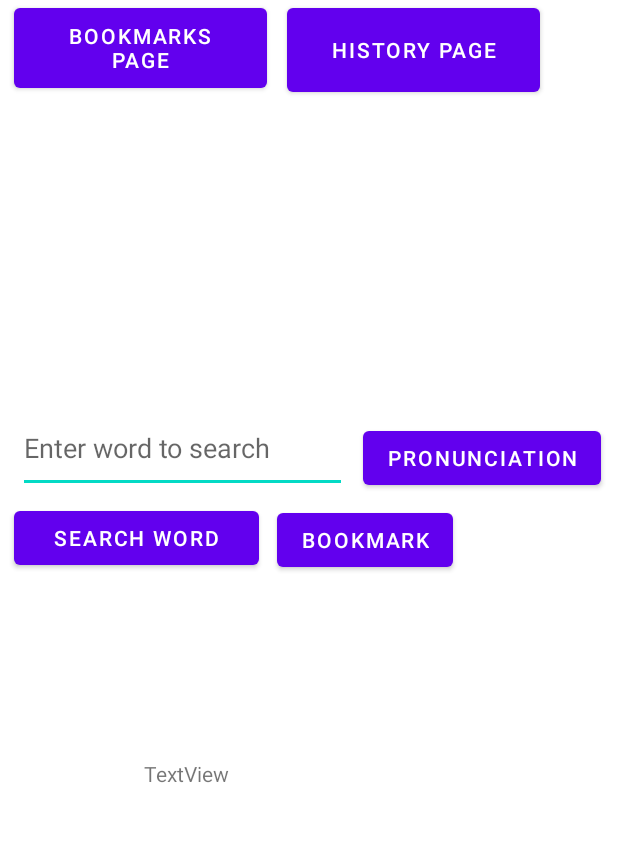
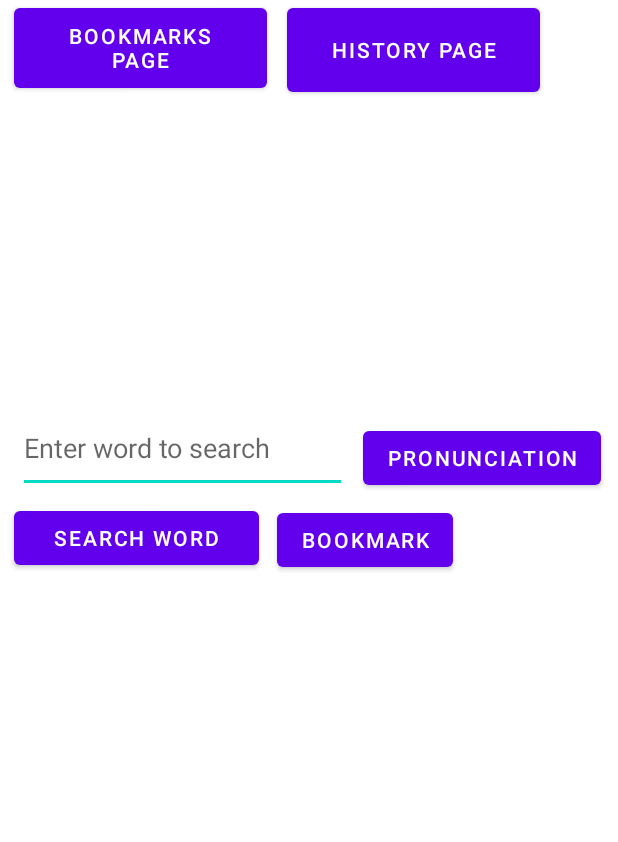
Before and after one commit to ShehanAT/Dictionary-App-Android, an Android app: the screen it shows after launch (MainActivity), on a phone screen of 412 x 824 dp, the part 232-1074 px from its top. Run offline under Robolectric (Android 15) with nearby library versions, the phone set to English and light mode, and no system bars; our stand-ins replace Volley; libraries missing offline, so code that uses them is left out: io.github.jan.supabase.

```diff
--- a/app/build.gradle
+++ b/app/build.gradle
@@ -66,10 +66,8 @@ dependencies {
     implementation 'com.squareup.okhttp3:okhttp:3.6.0'
     implementation 'com.android.volley:volley:1.2.1'
     implementation platform('io.github.jan-tennert.supabase:bom:1.0.0')
-//    implementation 'io.github.jan-tennert.supabase:storage-kt:1.0.0'
     implementation 'io.github.jan-tennert.supabase:postgrest-kt:1.0.0'
     implementation 'io.github.jan-tennert.supabase:gotrue-kt:1.0.0'
-//    implementation 'io.ktor:ktor-client-cio:2.3.0'
     implementation 'io.ktor:ktor-client-android:2.3.0'
     implementation 'androidx.lifecycle:lifecycle-runtime-ktx:2.2.0-alpha02'
     implementation 'org.jetbrains.kotlinx:kotlinx-serialization-json:1.5.1'
--- a/app/src/main/java/com/coding/informer/dictionary_app_v3/RecycleViewHolders.kt
+++ b/app/src/main/java/com/coding/informer/dictionary_app_v3/RecycleViewHolders.kt
@@ -21,7 +21,6 @@ import org.json.JSONObject
 internal class RecyclerViewHolders(itemView: View) : RecyclerView.ViewHolder(itemView),
     View.OnClickListener {
     var wordText: TextView
-    var awardYear: TextView
     var wordAddedDate: TextView
     private val selectedItems = SparseBooleanArray()
     var mRequestQueue : RequestQueue? = null;
@@ -32,7 +31,6 @@ internal class RecyclerViewHolders(itemView: View) : RecyclerView.ViewHolder(ite
     init {
         itemView.setOnClickListener(this)
         wordText = itemView.findViewById(R.id.wordText)
-        awardYear = itemView.findViewById(R.id.awardYear)
         wordAddedDate = itemView.findViewById(R.id.wordAddedDate)
     }
 
--- a/app/src/main/res/layout/activity_history.xml
+++ b/app/src/main/res/layout/activity_history.xml
@@ -39,7 +39,7 @@
         android:layout_width="wrap_content"
         android:layout_height="wrap_content"
         android:text="Back To Main Page"
-        app:layout_constraintBottom_toTopOf="@+id/historyTitle"
+        app:layout_constraintBottom_toBottomOf="parent"
         app:layout_constraintEnd_toEndOf="parent"
         app:layout_constraintHorizontal_bias="0.072"
         app:layout_constraintStart_toStartOf="parent"
--- a/app/src/main/res/layout/activity_main.xml
+++ b/app/src/main/res/layout/activity_main.xml
@@ -94,19 +94,5 @@
         android:layout_marginBottom="315dp"
         android:text="History Page" />
 
-    <TextView
-        android:id="@+id/facebookShare"
-        android:layout_width="wrap_content"
-        android:layout_height="wrap_content"
-        android:layout_below="@+id/searchButton"
-        android:layout_alignParentStart="true"
-        android:layout_alignParentEnd="true"
-        android:layout_alignParentBottom="true"
-        android:layout_marginStart="96dp"
-        android:layout_marginTop="123dp"
-        android:layout_marginEnd="257dp"
-        android:layout_marginBottom="108dp"
-        android:text="TextView" />
-
 
 </RelativeLayout>
```
Also changed, not shown: app/src/main/java/com/coding/informer/dictionary_app_v3/CustomDefinitionDialog.kt (+0 -67 lines), app/src/main/res/layout/list_layout.xml (+5 -11 lines).
